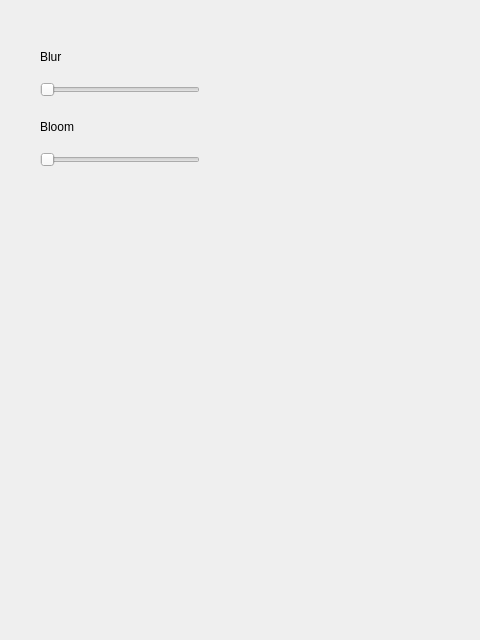
michalmielczynski/PanelTest, file imageeffectsdockwidget.ui: the form before one commit.
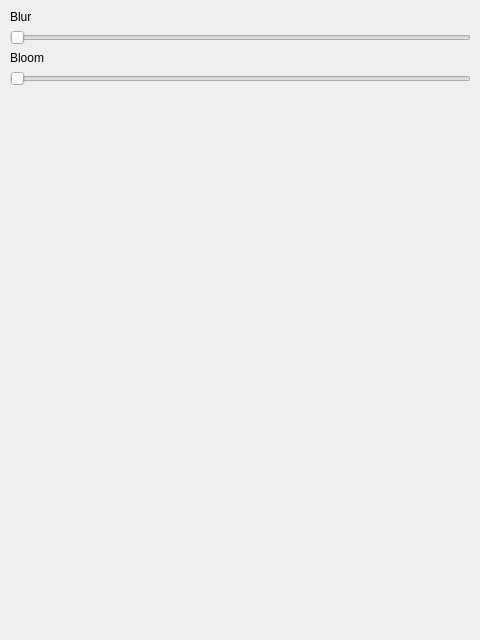
The form after the commit.

```diff
--- a/imageeffectsdockwidget.ui
+++ b/imageeffectsdockwidget.ui
@@ -14,57 +14,58 @@
    <string>Image Effect</string>
   </property>
   <widget class="QWidget" name="dockWidgetContents">
-   <widget class="QSlider" name="horizontalSlider">
+   <widget class="QWidget" name="">
     <property name="geometry">
      <rect>
-      <x>40</x>
-      <y>80</y>
-      <width>160</width>
-      <height>19</height>
+      <x>10</x>
+      <y>10</y>
+      <width>461</width>
+      <height>601</height>
      </rect>
     </property>
-    <property name="orientation">
-     <enum>Qt::Horizontal</enum>
-    </property>
-   </widget>
+    <layout class="QVBoxLayout" name="verticalLayout">
+     <item>
    <widget class="QLabel" name="label">
-    <property name="geometry">
-     <rect>
-      <x>40</x>
-      <y>50</y>
-      <width>46</width>
-      <height>13</height>
-     </rect>
-    </property>
     <property name="text">
      <string>Blur</string>
     </property>
    </widget>
+     </item>
+     <item>
+      <widget class="QSlider" name="horizontalSlider">
+       <property name="orientation">
+        <enum>Qt::Horizontal</enum>
+       </property>
+      </widget>
+     </item>
+     <item>
    <widget class="QLabel" name="label_2">
-    <property name="geometry">
-     <rect>
-      <x>40</x>
-      <y>120</y>
-      <width>46</width>
-      <height>13</height>
-     </rect>
-    </property>
     <property name="text">
      <string>Bloom</string>
     </property>
    </widget>
+     </item>
+     <item>
    <widget class="QSlider" name="horizontalSlider_2">
-    <property name="geometry">
-     <rect>
-      <x>40</x>
-      <y>150</y>
-      <width>160</width>
-      <height>19</height>
-     </rect>
-    </property>
     <property name="orientation">
      <enum>Qt::Horizontal</enum>
     </property>
+      </widget>
+     </item>
+     <item>
+      <spacer name="verticalSpacer">
+       <property name="orientation">
+        <enum>Qt::Vertical</enum>
+       </property>
+       <property name="sizeHint" stdset="0">
+        <size>
+         <width>20</width>
+         <height>40</height>
+        </size>
+       </property>
+      </spacer>
+     </item>
+    </layout>
    </widget>
   </widget>
  </widget>
```
Lines whose indentation alone changed are shown as unchanged.
